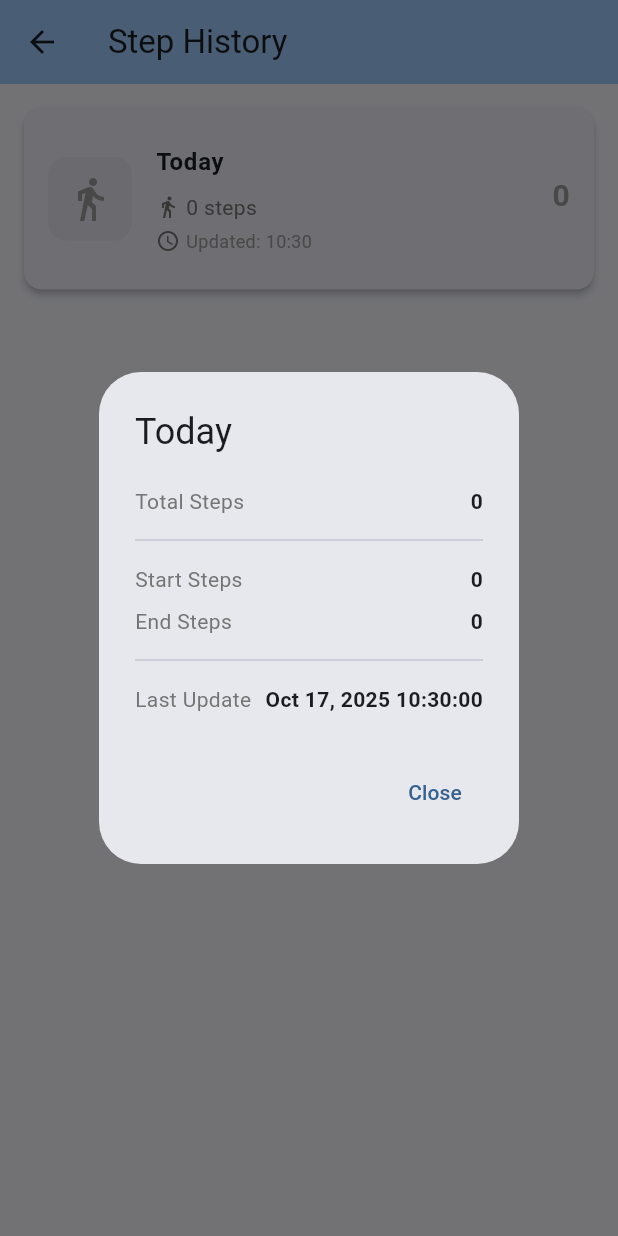
After one commit to PhuCG/step_records, a Flutter app: the HistoryScreen screen opened directly, after a tap on "Today", on a phone screen of 412 x 824 dp. The commit adds this screen. Run offline on Flutter 3.47's test engine with Material 3 defaults, Android fonts, the phone set to English and light mode, and no system bars; our stand-ins replace device_info_plus, isar_community, permission_handler; missing offline and left inert: flutter_foreground_task, pedometer_2; accounts and stored records are empty; generated files the repository leaves out were written again.

Commit message:
Refactor main screen navigation and add HistoryScreen for step records.

```diff
--- a/lib/main.dart
+++ b/lib/main.dart
@@ -1,7 +1,7 @@
 import 'package:flutter/material.dart';
 import 'package:flutter_foreground_task/flutter_foreground_task.dart';
 import 'package:test_abc/services/storage_service.dart';
-import 'screens/home_screen.dart';
+import 'screens/main_screen.dart';
 import 'services/step_counter_service.dart';
 
 void main() async {
@@ -30,7 +30,7 @@ class StepCounterApp extends StatelessWidget {
         colorScheme: ColorScheme.fromSeed(seedColor: Colors.blue),
         useMaterial3: true,
       ),
-      home: const HomeScreen(),
+      home: const MainScreen(),
       debugShowCheckedModeBanner: false,
     );
   }
--- /dev/null
+++ b/lib/screens/history_screen.dart
@@ -0,0 +1,261 @@
+import 'package:flutter/material.dart';
+import 'package:intl/intl.dart';
+import '../services/storage_service.dart';
+import '../models/step_record.dart';
+
+class HistoryScreen extends StatefulWidget {
+  const HistoryScreen({super.key});
+
+  @override
+  State<HistoryScreen> createState() => _HistoryScreenState();
+}
+
+class _HistoryScreenState extends State<HistoryScreen> {
+  List<DailyStepRecord> _allRecords = [];
+
+  @override
+  void initState() {
+    super.initState();
+    // Subscribe to all step records changes
+    StorageService.instance.watchAllSteps().listen((records) {
+      if (mounted) {
+        setState(() {
+          _allRecords = records;
+        });
+      }
+    });
+  }
+
+  String _formatDate(DateTime date) {
+    final now = DateTime.now();
+    final today = DateTime(now.year, now.month, now.day);
+    final yesterday = today.subtract(const Duration(days: 1));
+    final dateOnly = DateTime(date.year, date.month, date.day);
+
+    if (dateOnly == today) {
+      return 'Today';
+    } else if (dateOnly == yesterday) {
+      return 'Yesterday';
+    } else {
+      return DateFormat('MMM d, yyyy').format(date);
+    }
+  }
+
+  String _formatSteps(int steps) {
+    return NumberFormat('#,###').format(steps);
+  }
+
+  String _formatTime(DateTime? time) {
+    if (time == null) return '--:--';
+    return DateFormat('HH:mm').format(time);
+  }
+
+  Color _getStepColor(int steps) {
+    if (steps >= 10000) return Colors.green;
+    if (steps >= 5000) return Colors.orange;
+    return Colors.grey;
+  }
+
+  IconData _getStepIcon(int steps) {
+    if (steps >= 10000) return Icons.emoji_events;
+    if (steps >= 5000) return Icons.trending_up;
+    return Icons.directions_walk;
+  }
+
+  @override
+  Widget build(BuildContext context) {
+    return Scaffold(
+      appBar: AppBar(
+        title: const Text('Step History'),
+        backgroundColor: Theme.of(context).colorScheme.inversePrimary,
+      ),
+      body: _allRecords.isEmpty
+          ? Center(
+              child: Column(
+                mainAxisAlignment: MainAxisAlignment.center,
+                children: [
+                  Icon(Icons.history, size: 64, color: Colors.grey[400]),
+                  const SizedBox(height: 16),
+                  Text(
+                    'No step records yet',
+                    style: TextStyle(fontSize: 18, color: Colors.grey[600]),
+                  ),
+                  const SizedBox(height: 8),
+                  Text(
+                    'Start tracking to see your history',
+                    style: TextStyle(fontSize: 14, color: Colors.grey[500]),
+                  ),
+                ],
+              ),
+            )
+          : ListView.builder(
+              padding: const EdgeInsets.all(16.0),
+              itemCount: _allRecords.length,
+              itemBuilder: (context, index) {
+                final record = _allRecords[index];
+                final steps = record.steps;
+                final stepColor = _getStepColor(steps);
+
+                return Card(
+                  margin: const EdgeInsets.only(bottom: 12.0),
+                  elevation: 2,
+                  child: ListTile(
+                    contentPadding: const EdgeInsets.all(16.0),
+                    leading: Container(
+                      width: 56,
+                      height: 56,
+                      decoration: BoxDecoration(
+                        color: stepColor.withOpacity(0.1),
+                        borderRadius: BorderRadius.circular(12),
+                      ),
+                      child: Icon(
+                        _getStepIcon(steps),
+                        color: stepColor,
+                        size: 32,
+                      ),
+                    ),
+                    title: Text(
+                      _formatDate(record.date),
+                      style: const TextStyle(
+                        fontWeight: FontWeight.bold,
+                        fontSize: 16,
+                      ),
+                    ),
+                    subtitle: Column(
+                      crossAxisAlignment: CrossAxisAlignment.start,
+                      children: [
+                        const SizedBox(height: 8),
+                        Row(
+                          children: [
+                            Icon(
+                              Icons.directions_walk,
+                              size: 16,
+                              color: Colors.grey[600],
+                            ),
+                            const SizedBox(width: 4),
+                            Text(
+                              '${_formatSteps(steps)} steps',
+                              style: TextStyle(
+                                fontSize: 14,
+                                color: Colors.grey[600],
+                              ),
+                            ),
+                          ],
+                        ),
+                        const SizedBox(height: 4),
+                        Row(
+                          children: [
+                            Icon(
+                              Icons.access_time,
+                              size: 16,
+                              color: Colors.grey[600],
+                            ),
+                            const SizedBox(width: 4),
+                            Text(
+                              'Updated: ${_formatTime(record.lastUpdateTime)}',
+                              style: TextStyle(
+                                fontSize: 12,
+                                color: Colors.grey[500],
+                              ),
+                            ),
+                          ],
+                        ),
+                      ],
+                    ),
+                    trailing: Column(
+                      mainAxisAlignment: MainAxisAlignment.center,
+                      crossAxisAlignment: CrossAxisAlignment.end,
+                      children: [
+                        Text(
+                          _formatSteps(steps),
+                          style: TextStyle(
+                            fontSize: 20,
+                            fontWeight: FontWeight.bold,
+                            color: stepColor,
+                          ),
+                        ),
+                        const SizedBox(height: 4),
+                        if (steps >= 10000)
+                          Container(
+                            padding: const EdgeInsets.symmetric(
+                              horizontal: 8,
+                              vertical: 2,
+                            ),
+                            decoration: BoxDecoration(
+                              color: Colors.green.withOpacity(0.1),
+                              borderRadius: BorderRadius.circular(12),
+                            ),
+                            child: const Text(
+                              'Goal!',
+                              style: TextStyle(
+                                fontSize: 10,
+                                color: Colors.green,
+                                fontWeight: FontWeight.bold,
+                              ),
+                            ),
+                          ),
+                      ],
+                    ),
+                    onTap: () {
+                      _showRecordDetails(record);
+                    },
+                  ),
+                );
+              },
+            ),
+    );
+  }
+
+  void _showRecordDetails(DailyStepRecord record) {
+    showDialog(
+      context: context,
+      builder: (context) => AlertDialog(
+        title: Text(_formatDate(record.date)),
+        content: Column(
+          mainAxisSize: MainAxisSize.min,
+          crossAxisAlignment: CrossAxisAlignment.start,
+          children: [
+            _buildDetailRow('Total Steps', _formatSteps(record.steps)),
+            const Divider(height: 24),
+            _buildDetailRow(
+              'Start Steps',
+              _formatSteps(record.startSteps ?? 0),
+            ),
+            _buildDetailRow('End Steps', _formatSteps(record.endSteps ?? 0)),
+            const Divider(height: 24),
+            _buildDetailRow(
+              'Last Update',
+              record.lastUpdateTime != null
+                  ? DateFormat(
+                      'MMM d, yyyy HH:mm:ss',
+                    ).format(record.lastUpdateTime!)
+                  : 'Never',
+            ),
+          ],
+        ),
+        actions: [
+          TextButton(
+            onPressed: () => Navigator.pop(context),
+            child: const Text('Close'),
+          ),
+        ],
+      ),
+    );
+  }
+
+  Widget _buildDetailRow(String label, String value) {
+    return Padding(
+      padding: const EdgeInsets.symmetric(vertical: 4.0),
+      child: Row(
+        mainAxisAlignment: MainAxisAlignment.spaceBetween,
+        children: [
+          Text(label, style: TextStyle(color: Colors.grey[600], fontSize: 14)),
+          Text(
+            value,
+            style: const TextStyle(fontWeight: FontWeight.bold, fontSize: 14),
+          ),
+        ],
+      ),
+    );
+  }
+}
--- /dev/null
+++ b/lib/screens/main_screen.dart
@@ -0,0 +1,35 @@
+import 'package:flutter/material.dart';
+import 'home_screen.dart';
+import 'history_screen.dart';
+
+class MainScreen extends StatefulWidget {
+  const MainScreen({super.key});
+
+  @override
+  State<MainScreen> createState() => _MainScreenState();
+}
+
+class _MainScreenState extends State<MainScreen> {
+  int _currentIndex = 0;
+
+  final List<Widget> _screens = [const HomeScreen(), const HistoryScreen()];
+
+  @override
+  Widget build(BuildContext context) {
+    return Scaffold(
+      body: _screens[_currentIndex],
+      bottomNavigationBar: BottomNavigationBar(
+        currentIndex: _currentIndex,
+        onTap: (index) {
+          setState(() {
+            _currentIndex = index;
+          });
+        },
+        items: const [
+          BottomNavigationBarItem(icon: Icon(Icons.home), label: 'Home'),
+          BottomNavigationBarItem(icon: Icon(Icons.history), label: 'History'),
+        ],
+      ),
+    );
+  }
+}
--- a/lib/services/storage_service.dart
+++ b/lib/services/storage_service.dart
@@ -134,6 +134,13 @@ class StorageService {
         .watch(fireImmediately: true);
   }
 
+  // Watch all daily step records sorted by date descending
+  Stream<List<DailyStepRecord>> watchAllSteps() async* {
+    yield* _isar!.dailyStepRecords.where().sortByDateDesc().watch(
+      fireImmediately: true,
+    );
+  }
+
   // App State
   Future<void> saveAppState(AppState state) async {
     await _isar?.writeTxn(() async {
```
